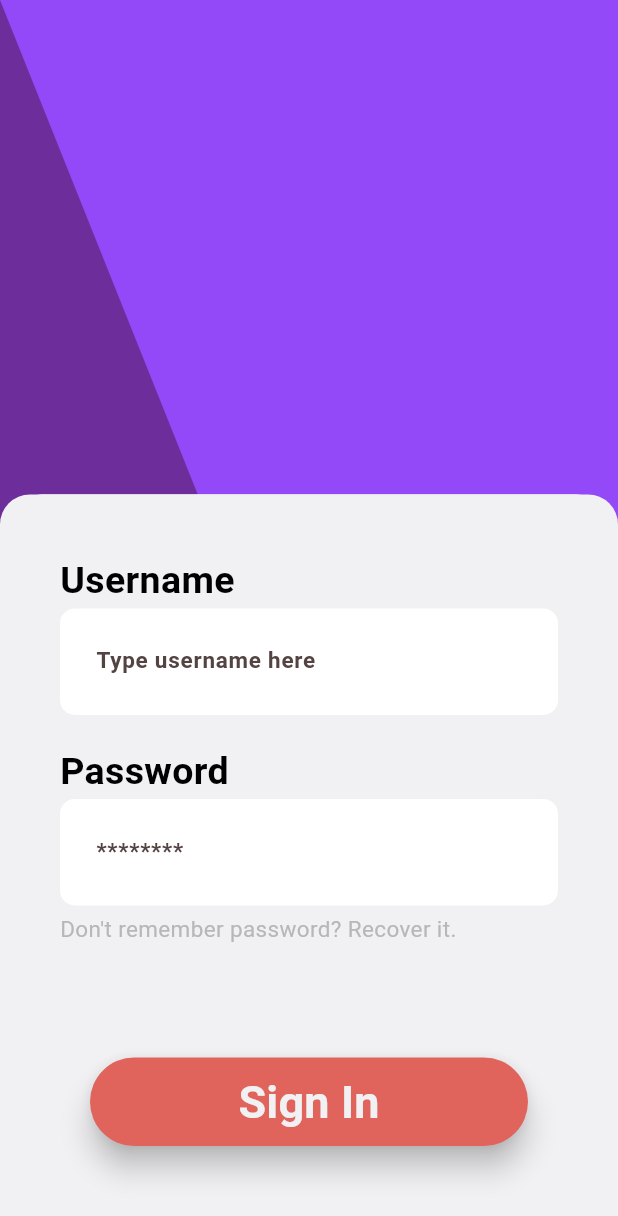
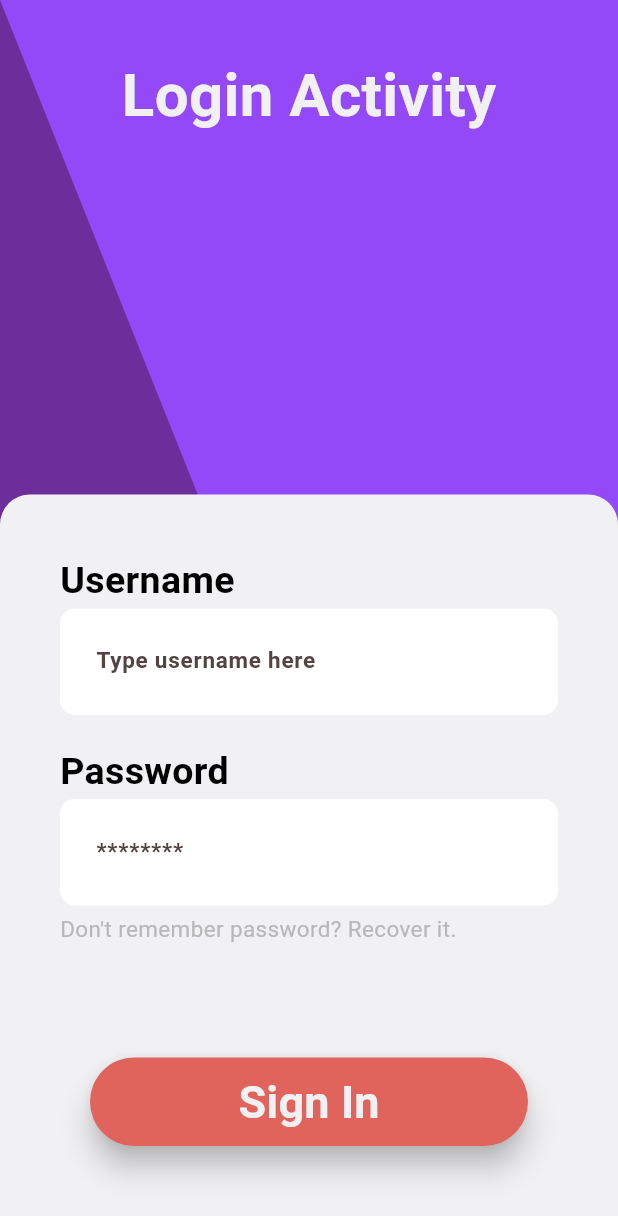
Before and after one commit to DusanTodorovic5/sweets_shop, a Flutter app: the screen it shows after launch, after a tap on "Login", on a phone screen of 412 x 824 dp. Shown: the top 1216 px of the screen. Run offline on Flutter 3.47's test engine with Material 3 defaults, Android fonts, the light colour scheme and no system bars; our stand-ins replace carousel_slider; accounts and stored records are empty.

Commit message:
fix: web first pages

```diff
--- a/lib/classes/manager.dart
+++ b/lib/classes/manager.dart
@@ -156,4 +156,6 @@ class Manager {
   void logout() {
     user = User.empty;
   }
+
+  bool get isWeb => kIsWeb;
 }
--- a/lib/pages/login_page.dart
+++ b/lib/pages/login_page.dart
@@ -15,16 +15,43 @@ class LoginPage extends StatelessWidget {
   @override
   Widget build(BuildContext context) {
     return Scaffold(
-      body: const LandingBackground(
+      body: Stack(
+        children: [
+          const LandingBackground(
             isLanding: false,
           ),
-      bottomSheet: BottomSheet(
-        onClosing: () {},
-        builder: (BuildContext context) {
-          return SizedBox(
+          Center(
+            child: Column(
+              mainAxisAlignment: MainAxisAlignment.spaceBetween,
+              children: [
+                const Padding(
+                  padding: EdgeInsets.symmetric(vertical: 35.0),
+                  child: Text(
+                    "Login Activity",
+                    style: TextStyle(
+                      color: Pallete.white,
+                      fontSize: 40,
+                      fontWeight: FontWeight.bold,
+                    ),
+                    textAlign: TextAlign.left,
+                  ),
+                ),
+                SizedBox(
                   height: MediaQuery.of(context).size.height * 0.6,
-            width: MediaQuery.of(context).size.width,
-            child: Container(
+                  width: MediaQuery.of(context).size.width *
+                      (Manager().isWeb ? 0.4 : 1),
+                  child: getCardBody(context),
+                ),
+              ],
+            ),
+          ),
+        ],
+      ),
+    );
+  }
+
+  Container getCardBody(BuildContext context) {
+    return Container(
       decoration: const BoxDecoration(
         color: Pallete.white,
         borderRadius: BorderRadius.only(
@@ -157,10 +184,6 @@ class LoginPage extends StatelessWidget {
           ],
         ),
       ),
-            ),
-          );
-        },
-      ),
     );
   }
 
```
Also changed, not shown: lib/classes/appbar/web_app_bar.dart (+27 -3 lines), lib/pages/register_page.dart (+40 -20 lines). Lines whose indentation alone changed are shown as unchanged.
